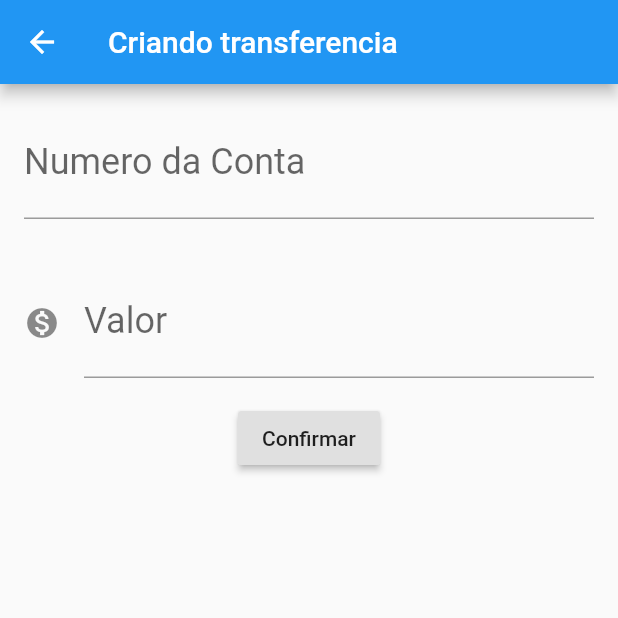
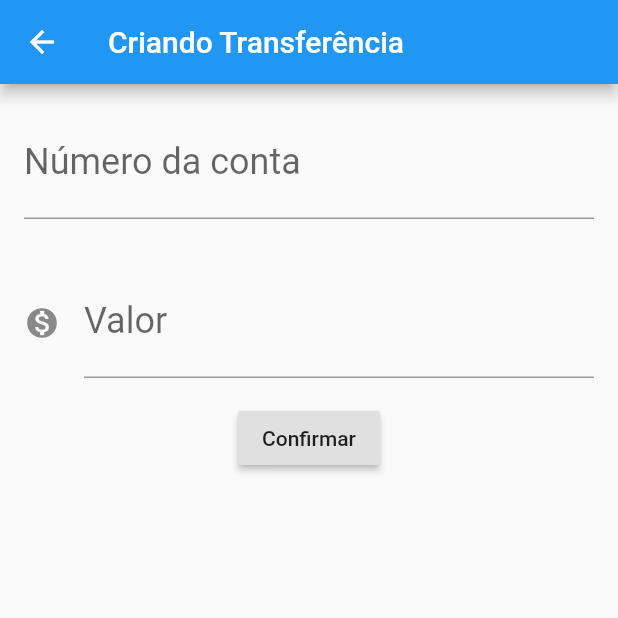
Before and after one commit to jp-munhoz/flutter-bytebank, a Flutter app: the screen it shows after launch, after a tap on the "add" icon, on a phone screen of 412 x 824 dp, the top half of it. Run offline on Flutter 3.47's test engine with Material 2 defaults, Android fonts, the phone set to English and light mode, and no system bars.

Commit message:
Refatoração de Código

```diff
--- a/lib/main.dart
+++ b/lib/main.dart
@@ -1,8 +1,8 @@
 import 'package:flutter/material.dart';
 
-void main() => runApp(ByteBankApp());
+void main() => runApp(BytebankApp());
 
-class ByteBankApp extends StatelessWidget {
+class BytebankApp extends StatelessWidget {
   @override
   Widget build(BuildContext context) {
     return MaterialApp(
@@ -14,44 +14,43 @@ class ByteBankApp extends StatelessWidget {
 }
 
 class FormularioTransferencia extends StatelessWidget {
-  final TextEditingController _controllerCampoNumeroConta =
+  final TextEditingController _controladorCampoNumeroConta =
       TextEditingController();
-  final TextEditingController _controllerCampoValor = TextEditingController();
+  final TextEditingController _controladorCampoValor = TextEditingController();
 
   @override
   Widget build(BuildContext context) {
     return Scaffold(
         appBar: AppBar(
-        title: Text('Criando transferencia'),
+          title: Text('Criando Transferência'),
         ),
         body: Column(
           children: <Widget>[
             Editor(
-            controller: _controllerCampoNumeroConta,
-            rotulo: 'Numero da Conta',
+              controlador: _controladorCampoNumeroConta,
               dica: '0000',
+              rotulo: 'Número da conta',
             ),
             Editor(
-            controller: _controllerCampoValor,
+              dica: '0.00',
+              controlador: _controladorCampoValor,
               rotulo: 'Valor',
-            dica: '00.00',
-            icon: Icons.monetization_on,
+              icone: Icons.monetization_on,
             ),
             RaisedButton(
               child: Text('Confirmar'),
               onPressed: () => _criaTransferencia(context),
-          ),
+            )
           ],
-      ),
-    );
+        ));
   }
 
   void _criaTransferencia(BuildContext context) {
-    final int numeroConta = int.tryParse(_controllerCampoNumeroConta.text);
-    final double valor = double.tryParse(_controllerCampoValor.text);
+    final int numeroConta = int.tryParse(_controladorCampoNumeroConta.text);
+    final double valor = double.tryParse(_controladorCampoValor.text);
     if (numeroConta != null && valor != null) {
-      final transferenciaCriada = Trasferencia(valor, numeroConta);
-      debugPrint('Criando transferencia');
+      final transferenciaCriada = Transferencia(valor, numeroConta);
+      debugPrint('Criando transferência');
       debugPrint('$transferenciaCriada');
       Navigator.pop(context, transferenciaCriada);
     }
@@ -59,24 +58,22 @@ class FormularioTransferencia extends StatelessWidget {
 }
 
 class Editor extends StatelessWidget {
-  final TextEditingController controller;
+  final TextEditingController controlador;
   final String rotulo;
   final String dica;
-  final IconData icon;
+  final IconData icone;
 
-  Editor({this.controller, this.rotulo, this.dica, this.icon});
+  Editor({this.controlador, this.rotulo, this.dica, this.icone});
 
   @override
   Widget build(BuildContext context) {
     return Padding(
       padding: const EdgeInsets.all(16.0),
       child: TextField(
-        controller: controller,
-        style: TextStyle(
-          fontSize: 24.0,
-        ),
+        controller: controlador,
+        style: TextStyle(fontSize: 24.0),
         decoration: InputDecoration(
-          icon: icon != null ? Icon(icon) : null,
+          icon: icone != null ? Icon(icone) : null,
           labelText: rotulo,
           hintText: dica,
         ),
@@ -86,63 +83,79 @@ class Editor extends StatelessWidget {
   }
 }
 
-class ListaTransferencias extends StatelessWidget {
-  final List<Trasferencia> _transferencias = List();
+class ListaTransferencias extends StatefulWidget {
+  final List<Transferencia> _transferencias = List();
 
+  @override
+  State<StatefulWidget> createState() {
+    return ListaTransferenciasState();
+  }
+}
+
+class ListaTransferenciasState extends State<ListaTransferencias> {
   @override
   Widget build(BuildContext context) {
     return Scaffold(
       appBar: AppBar(
-        title: Text('Transferencias'),
+        title: Text('Transferências'),
       ),
       body: ListView.builder(
-        itemCount: _transferencias.length,
-        itemBuilder: (context, index) {
-          final transferencia = _transferencias[index];
+        itemCount: widget._transferencias.length,
+        itemBuilder: (context, indice) {
+          final transferencia = widget._transferencias[indice];
           return ItemTransferencia(transferencia);
         },
       ),
       floatingActionButton: FloatingActionButton(
+        child: Icon(Icons.add),
         onPressed: () {
-          final Future<Trasferencia> future = Navigator.push(
+          final Future<Transferencia> future = Navigator.push(
             context,
             MaterialPageRoute(
-                builder: (context) => FormularioTransferencia(),
-              ));
-          future.then((transferenciaRecebida) =>
-              _transferencias.add(transferenciaRecebida));
+              builder: (context) {
+                return FormularioTransferencia();
               },
-        child: Icon(Icons.add),
+            ),
+          );
+          future.then(
+            (transferenciaRecebida) {
+              setState(() {
+                debugPrint('chegou no then do future');
+                debugPrint('$transferenciaRecebida');
+                widget._transferencias.add(transferenciaRecebida);
+              });
+            },
+          );
+        },
       ),
     );
   }
 }
 
 class ItemTransferencia extends StatelessWidget {
-  final Trasferencia _trasferencia;
+  final Transferencia _transferencia;
 
-  ItemTransferencia(this._trasferencia);
+  ItemTransferencia(this._transferencia);
 
   @override
   Widget build(BuildContext context) {
     return Card(
         child: ListTile(
       leading: Icon(Icons.monetization_on),
-        title: Text(_trasferencia.valor.toString()),
-        subtitle: Text(_trasferencia.numeroConta.toString()),
-      ),
-    );
+      title: Text(_transferencia.valor.toString()),
+      subtitle: Text(_transferencia.numeroConta.toString()),
+    ));
   }
 }
 
-class Trasferencia {
+class Transferencia {
   final double valor;
   final int numeroConta;
 
-  Trasferencia(this.valor, this.numeroConta);
+  Transferencia(this.valor, this.numeroConta);
 
   @override
   String toString() {
-    return 'Trasferencia{valor: $valor, numeroConta: $numeroConta}';
+    return 'Transferencia{valor: $valor, numeroConta: $numeroConta}';
   }
 }
```
Lines whose indentation alone changed are shown as unchanged.
